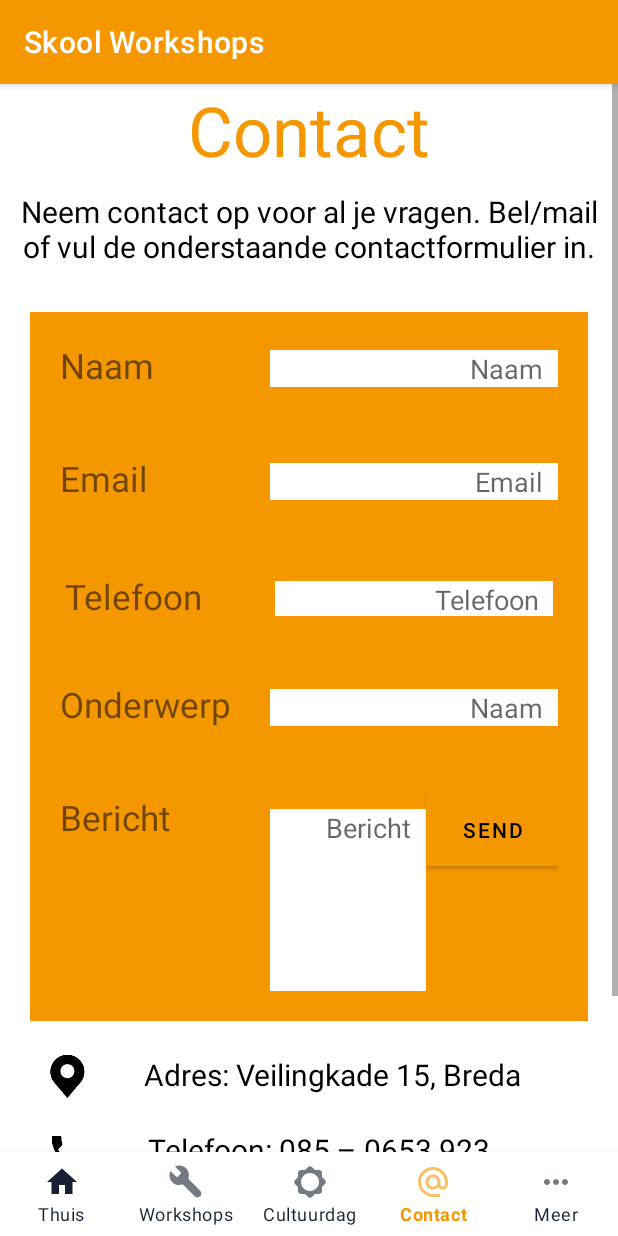
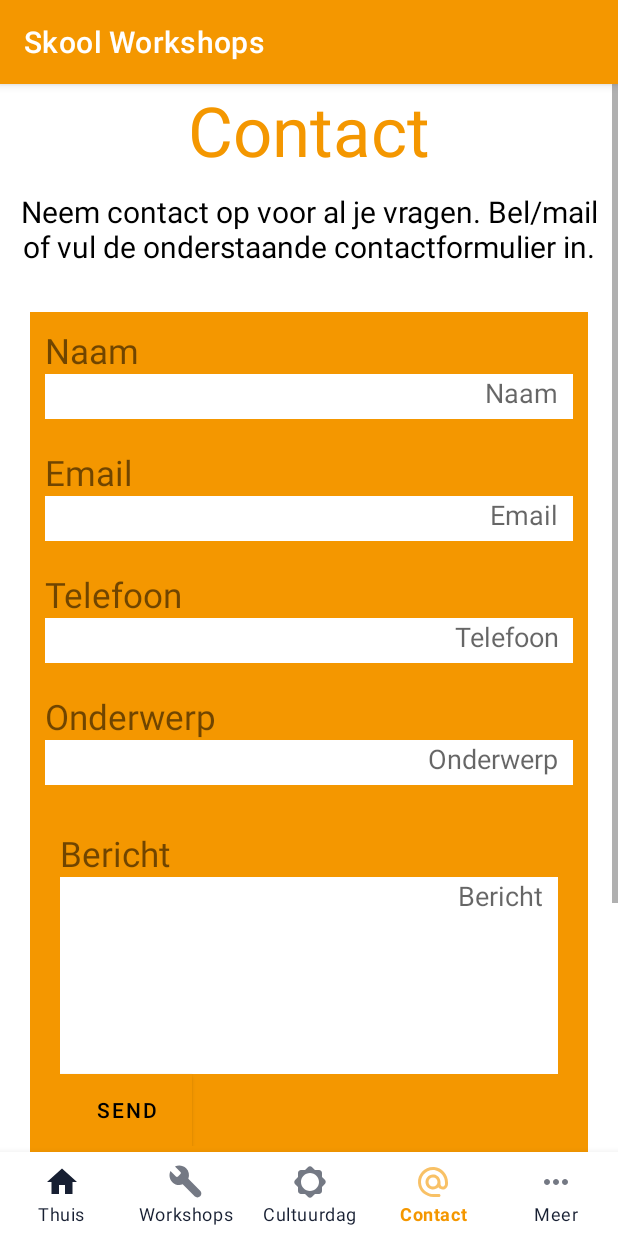
Before and after one commit to Mau4mo1/SkoolWorkshopApp, an Android app: the screen it shows after launch (MainActivity), item 4 of the bottom bar chosen, on a phone screen of 412 x 824 dp. Run offline under Robolectric (Android 15) with nearby library versions, the phone set to English and light mode, and no system bars.

Commit message:
Update Sk-22 changed layout

```diff
--- a/app/src/main/res/layout/fragment_contact.xml
+++ b/app/src/main/res/layout/fragment_contact.xml
@@ -44,10 +44,10 @@
             <LinearLayout
 
                 android:layout_width="match_parent"
-                android:layout_height="75dp"
-                android:orientation="horizontal"
+                android:layout_height="wrap_content"
+                android:orientation="vertical"
                 android:background="@color/orange"
-                android:padding="20dp">
+                android:padding="10dp">
                 <TextView
                     android:paddingEnd="20dp"
                     android:layout_width="140dp"
@@ -56,48 +56,49 @@
                     android:textSize="23sp">
 
                 </TextView>
+
+                <EditText
+                    android:backgroundTint="@color/white"
+                    android:id="@+id/name_input"
+                    android:layout_width="match_parent"
+                    android:layout_height="30sp"
+                    android:layout_weight="0.80"
+                    android:background="@color/white"
+                    android:ems="10"
+                    android:gravity="right"
+                    android:hint="Naam"
+                    android:paddingEnd="10dp" />
+            </LinearLayout>
+            <LinearLayout
+                android:layout_width="match_parent"
+                android:layout_height="wrap_content"
+                android:orientation="vertical"
+                android:background="@color/orange"
+                android:padding="10dp">
+                <TextView
+                    android:paddingEnd="20dp"
+                    android:layout_width="140dp"
+                    android:layout_height="match_parent"
+                    android:text="Email"
+                    android:textSize="23sp">
+                </TextView>
                 <EditText
                     android:gravity="right"
-                    android:hint="Naam"
+                    android:hint="Email"
                     android:background="@color/white"
-                    android:id="@+id/name_input"
-                    android:layout_width="0dp"
-                    android:layout_height="wrap_content"
+                    android:id="@+id/mailID"
+                    android:layout_width="match_parent"
+                    android:layout_height="30sp"
                     android:layout_weight="0.80"
                     android:ems="10"
                     android:paddingEnd="10dp"/>
             </LinearLayout>
             <LinearLayout
                 android:layout_width="match_parent"
-                android:layout_height="75dp"
-                android:orientation="horizontal"
+                android:layout_height="wrap_content"
+                android:orientation="vertical"
                 android:background="@color/orange"
-                android:padding="20dp">
-                <TextView
-                    android:paddingEnd="20dp"
-                    android:layout_width="140dp"
-                    android:layout_height="match_parent"
-                    android:text="Email"
-                    android:textSize="23sp">
-
-                </TextView>
-                <EditText
-                    android:gravity="right"
-                    android:hint="Email"
-                    android:background="@color/white"
-                    android:id="@+id/mailID"
-                    android:layout_width="10dp"
-                    android:layout_height="wrap_content"
-                    android:layout_weight="0.80"
-                    android:ems="10"
-                    android:paddingEnd="10dp"/>
-            </LinearLayout>
-            <LinearLayout
-                android:layout_width="match_parent"
-                android:layout_height="75dp"
-                android:orientation="horizontal"
-                android:background="@color/orange"
-                android:padding="23sp">
+                android:padding="10sp">
                 <TextView
                     android:paddingEnd="20dp"
                     android:layout_width="140dp"
@@ -111,8 +112,8 @@
                     android:hint="Telefoon"
                     android:background="@color/white"
                     android:id="@+id/phone_input"
-                    android:layout_width="10dp"
-                    android:layout_height="wrap_content"
+                    android:layout_width="match_parent"
+                    android:layout_height="30sp"
                     android:layout_weight="0.80"
                     android:ems="10"
                     android:paddingEnd="10dp"/>
@@ -120,10 +121,10 @@
             <LinearLayout
 
                 android:layout_width="match_parent"
-                android:layout_height="75dp"
-                android:orientation="horizontal"
+                android:layout_height="wrap_content"
+                android:orientation="vertical"
                 android:background="@color/orange"
-                android:padding="20dp">
+                android:padding="10sp">
                 <TextView
                     android:paddingEnd="20dp"
                     android:layout_width="140dp"
@@ -134,11 +135,11 @@
                 </TextView>
                 <EditText
                     android:gravity="right"
-                    android:hint="Naam"
+                    android:hint="Onderwerp"
                     android:background="@color/white"
                     android:id="@+id/subjectID"
-                    android:layout_width="0dp"
-                    android:layout_height="wrap_content"
+                    android:layout_width="match_parent"
+                    android:layout_height="30sp"
                     android:layout_weight="0.80"
                     android:ems="10"
                     android:paddingEnd="10dp"/>
@@ -147,11 +148,11 @@
 
                 android:layout_width="match_parent"
                 android:layout_height="wrap_content"
-                android:orientation="horizontal"
+                android:orientation="vertical"
                 android:background="@color/orange"
                 android:padding="20dp">
                 <TextView
-                    android:paddingEnd="20dp"
+                    android:paddingEnd="0sp"
                     android:layout_width="140dp"
                     android:layout_height="match_parent"
                     android:text="Bericht"
@@ -167,7 +168,7 @@
                     android:hint="Bericht"
                     android:background="@color/white"
                     android:id="@+id/messageID"
-                    android:layout_width="0dp"
+                    android:layout_width="match_parent"
                     android:layout_height="wrap_content"
                     android:layout_weight="0.80"
                     android:paddingEnd="10dp"/>
```
